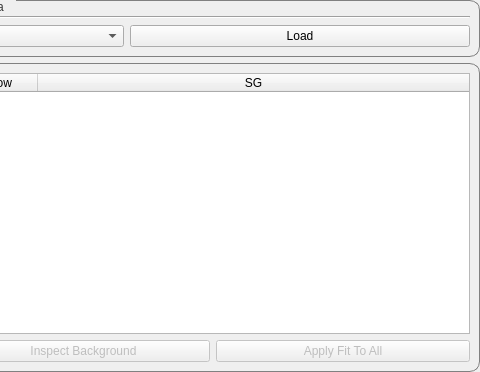
Qt form scripts/Engineering/gui/engineering_diffraction/tabs/fitting/data_handling/data_widget.ui (mantidproject/mantid) before a commit; both pictures show x 573 to 1053 and y 0 to 372 of the 1053 by 372 pixel window.
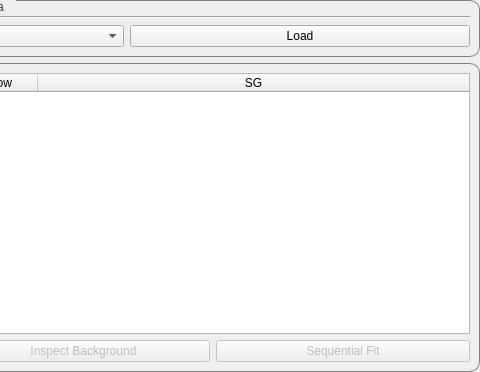
The same form after that commit. Custom widgets are drawn as their Qt base class.

Commit message: Change Apply Fit to Sequential Fit both in UI and backend

Patch:
```diff
--- a/scripts/Engineering/gui/engineering_diffraction/tabs/fitting/data_handling/data_widget.ui
+++ b/scripts/Engineering/gui/engineering_diffraction/tabs/fitting/data_handling/data_widget.ui
@@ -228,7 +228,7 @@
            <bool>false</bool>
           </property>
           <property name="text">
-           <string>Apply Fit To All</string>
+		   <string>Sequential Fit</string>
           </property>
          </widget>
         </item>
```
Left out of the diff: 2 changed lines with no effect on the pictures. The commit also changes 4 other files.
